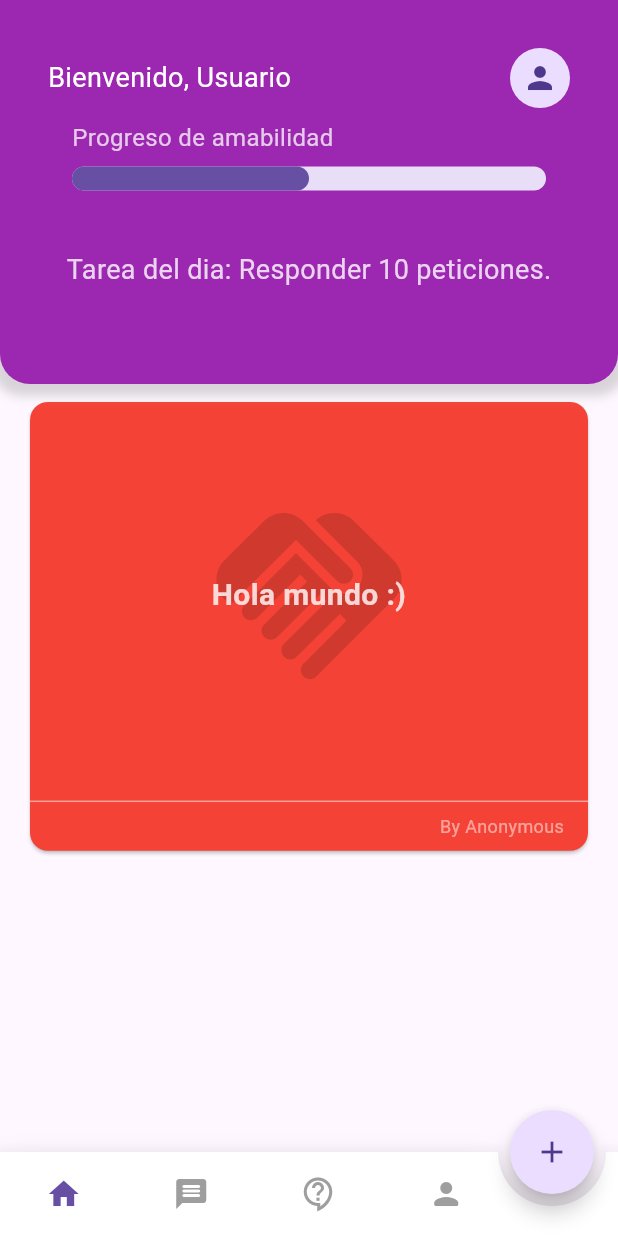
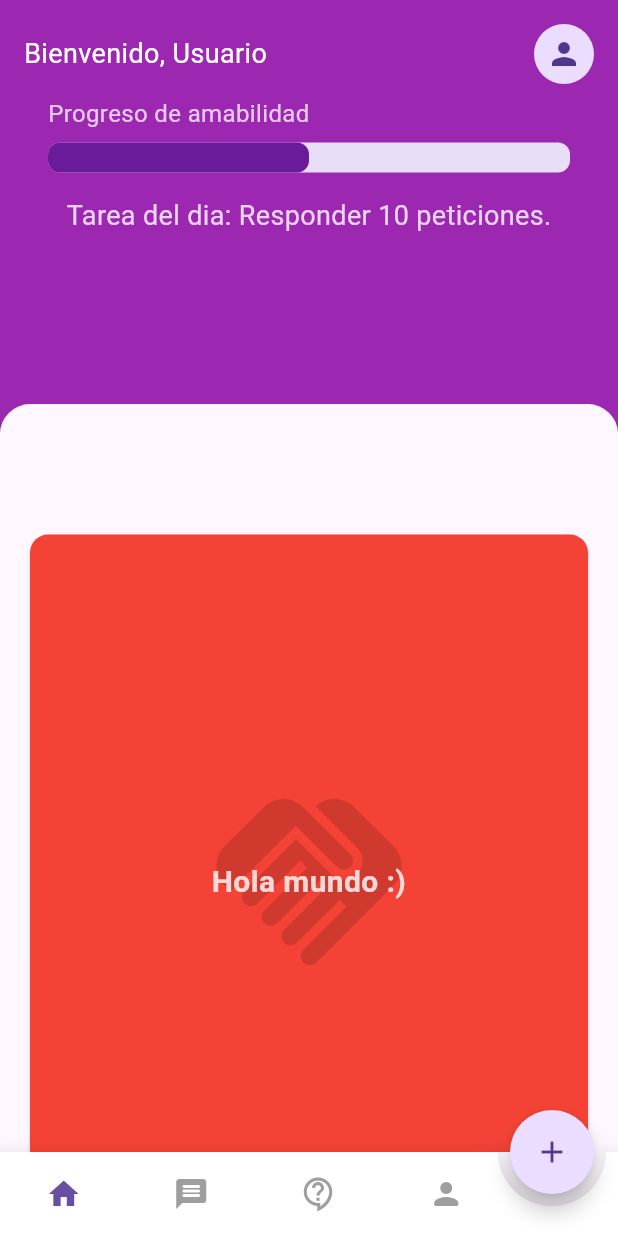
Before and after one commit to CerberusProgrammer/kind_words, a Flutter app: the screen it shows after launch, on a phone screen of 412 x 824 dp. Run offline on Flutter 3.47's test engine with Material 3 defaults, Android fonts, the light colour scheme and no system bars; drawn by our look-alikes of animated_bottom_navigation_bar, appinio_swiper, draggable_home; our stand-ins replace get.

Commit message:
Nuevo AppBar estirable!

```diff
--- a/lib/widgets/post/posts.screen.dart
+++ b/lib/widgets/post/posts.screen.dart
@@ -1,4 +1,5 @@
 import 'package:appinio_swiper/appinio_swiper.dart';
+import 'package:draggable_home/draggable_home.dart';
 import 'package:flutter/material.dart';
 import 'package:get/get.dart';
 import 'package:kind_words/widgets/post/post.controller.dart';
@@ -11,28 +12,17 @@ class PostsScreen extends StatelessWidget {
   Widget build(BuildContext context) {
     final posts = Get.find<PostController>().posts;
 
-    return LayoutBuilder(builder: (context, constraints) {
-      return Scaffold(
-        appBar: PreferredSize(
-          preferredSize: Size(double.infinity, constraints.maxHeight / 3),
-          child: Container(
-            decoration: BoxDecoration(
+    return LayoutBuilder(
+      builder: (context, constraints) {
+        return DraggableHome(
+          headerExpandedHeight: 0.35,
+          title: const Text('Be kind'),
+          headerWidget: Container(
+            padding: const EdgeInsets.symmetric(
+              horizontal: 16,
+              vertical: 16,
+            ),
             color: Colors.purple,
-              borderRadius: const BorderRadius.only(
-                bottomLeft: Radius.circular(20),
-                bottomRight: Radius.circular(20),
-              ),
-              boxShadow: [
-                BoxShadow(
-                  color: Colors.grey.withOpacity(0.4),
-                  spreadRadius: 5,
-                  blurRadius: 5,
-                  offset: const Offset(0, 3),
-                )
-              ],
-            ),
-            child: Padding(
-              padding: const EdgeInsets.symmetric(horizontal: 32, vertical: 32),
             child: Column(
               children: [
                 const Row(
@@ -66,13 +56,14 @@ class PostsScreen extends StatelessWidget {
                       const SizedBox(height: 8),
                       LinearProgressIndicator(
                         value: 0.5,
-                          minHeight: 16,
-                          borderRadius: BorderRadius.circular(10),
+                        minHeight: 20,
+                        borderRadius: BorderRadius.circular(8),
+                        color: Colors.purple.shade800,
                       ),
                     ],
                   ),
                 ),
-                  const SizedBox(height: 32),
+                const SizedBox(height: 8),
                 Row(
                   mainAxisAlignment: MainAxisAlignment.center,
                   children: [
@@ -88,18 +79,21 @@ class PostsScreen extends StatelessWidget {
               ],
             ),
           ),
-          ),
-        ),
-        body: Padding(
+          body: [
+            const SizedBox(height: 48),
+            ListView(
+              physics: const NeverScrollableScrollPhysics(),
+              shrinkWrap: true,
               padding: const EdgeInsets.symmetric(
-            horizontal: 16,
+                horizontal: 8,
                 vertical: 8,
               ),
-          child: Column(
               children: [
-              SizedBox(
+                Padding(
+                  padding: const EdgeInsets.all(8.0),
+                  child: SizedBox(
                     width: double.infinity,
-                height: constraints.maxHeight / 2.5,
+                    height: constraints.maxHeight / 1.5,
                     child: Obx(
                       () => AppinioSwiper(
                         cardBuilder: (context, index) => PostCard(
@@ -108,11 +102,13 @@ class PostsScreen extends StatelessWidget {
                         cardCount: posts.length,
                       ),
                     ),
+                  ),
                 )
               ],
             ),
-        ),
+          ],
         );
-    });
+      },
+    );
   }
 }
--- a/pubspec.yaml
+++ b/pubspec.yaml
@@ -10,10 +10,9 @@ dependencies:
   animate_do: ^3.3.3
   animated_bottom_navigation_bar: ^1.3.3
   appinio_swiper: ^2.1.0
-
+  draggable_home: ^1.0.5
   flutter:
     sdk: flutter
-
   get: ^4.6.6
   google_fonts: ^6.1.0
   http: ^1.2.0
```
Also changed, not shown: pubspec.lock. Lines whose indentation alone changed are shown as unchanged.
